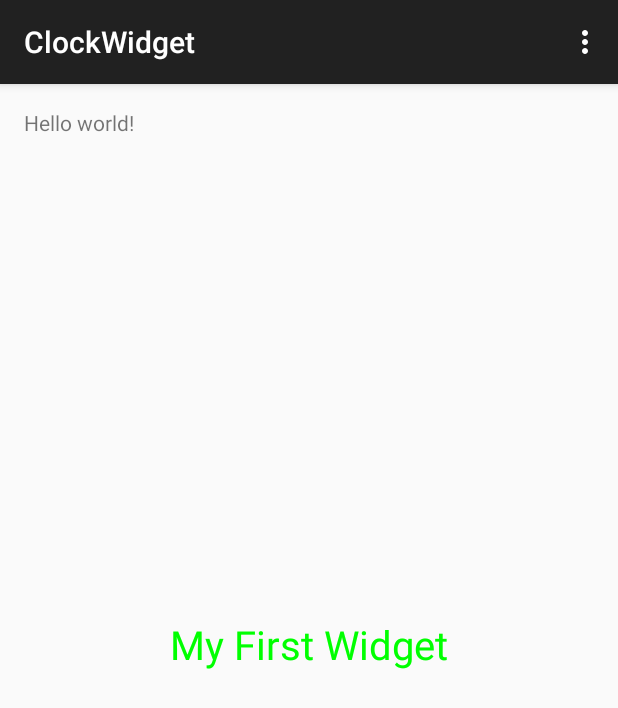
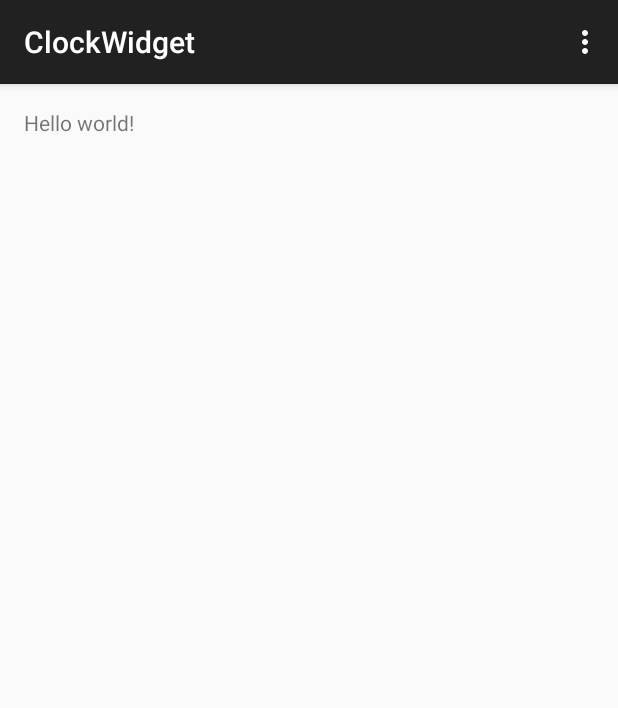
Before and after one commit to PavelDrabek/CalClockWidget, an Android app: the screen it shows after launch (MainActivity), on a phone screen of 412 x 824 dp. Shown: the top 708 px of the screen. Run offline under Robolectric (Android 15) with nearby library versions, the phone set to English and light mode, and no system bars.

Commit message:
cal_cell layout

```diff
--- a/app/src/main/java/cz/pazzi/clockwidget/MyClock.java
+++ b/app/src/main/java/cz/pazzi/clockwidget/MyClock.java
@@ -42,25 +42,30 @@ public class MyClock extends ImageView {
         setMeasuredDimension(d,d); */
 
     }
+
     @Override
+    protected void onDraw(Canvas canvas){
+        super.onDraw(canvas);
 
-    protected void onDraw(Canvas canvas){
-        //get the size of your control based on last call to onMeasure
-        int height = getMeasuredHeight();
-        int width = getMeasuredWidth();
-        // Now create a paint brush to draw your widget
-        Paint mTextPaint = new Paint();
-        mTextPaint.setColor(Color.GREEN);
-        // set’s paint’s text size
-        mTextPaint.setTextSize(40);
-        // Define the string you want to paint
-        String displayText = "My First Widget";
-        // Measure width of your text string
-        Float textWidth = mTextPaint.measureText(displayText);
-        //Find the center
-        int px= width/2;
-        int py=height/2;
-        // Draw the string in the center of the control
-        canvas.drawText(displayText, px-textWidth/2, py, mTextPaint);
+        return;
+
+//        //get the size of your control based on last call to onMeasure
+//        int height = getMeasuredHeight();
+//        int width = getMeasuredWidth();
+//        // Now create a paint brush to draw your widget
+//        Paint mTextPaint = new Paint();
+//        mTextPaint.setColor(Color.GREEN);
+//        // set’s paint’s text size
+//        mTextPaint.setTextSize(40);
+//        // Define the string you want to paint
+//        String displayText = "My First Widget";
+//        // Measure width of your text string
+//        Float textWidth = mTextPaint.measureText(displayText);
+//        //Find the center
+//        int px= width/2;
+//        int py=height/2;
+//        // Draw the string in the center of the control
+//        canvas.drawText(displayText, px-textWidth/2, py, mTextPaint);
     }
+
 }
```
Also changed, not shown: app/src/main/res/layout/cal_cell.xml (added, +22 -0 lines), app/src/main/res/layout/widget_layout.xml (+21 -2 lines), 2 other files.
